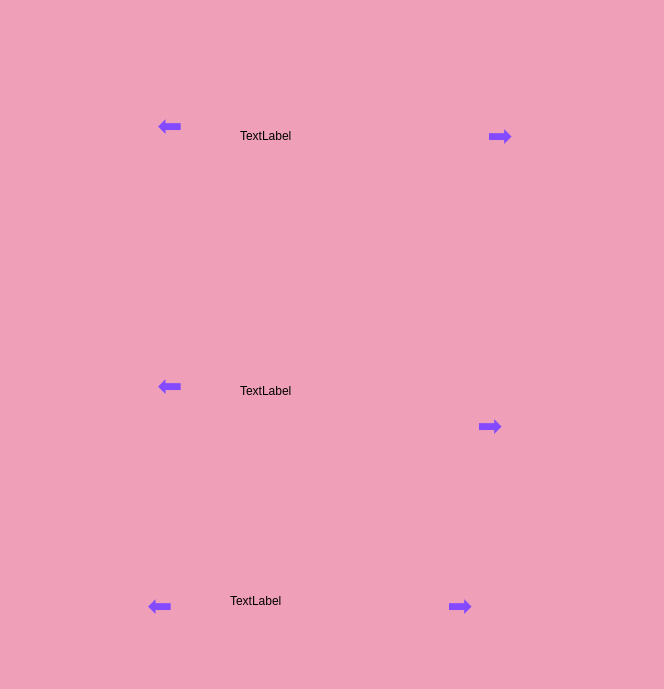
The window that outfits.ui (o1la/Outfit-Generator) describes before a commit, drawn with Qt 5.
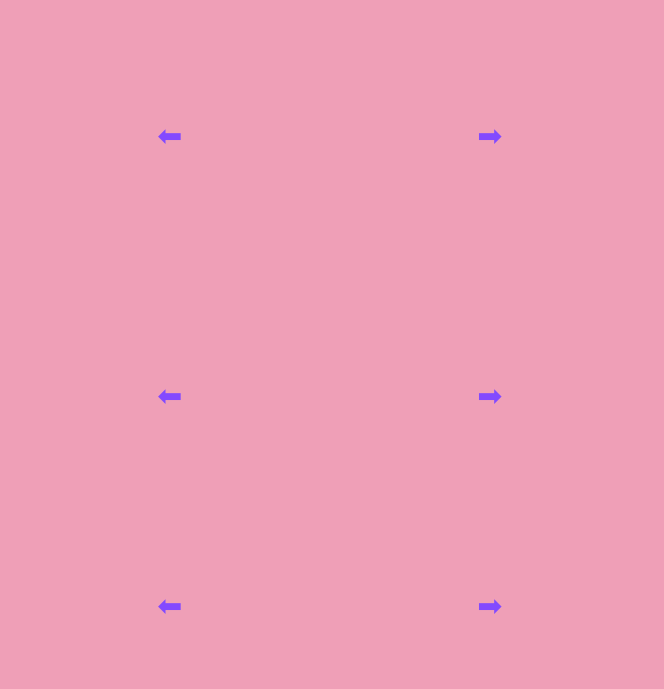
The same window after the commit.

Commit message: added outfit generation and changing clothes

What changed in the file:
```diff
--- a/outfits.ui
+++ b/outfits.ui
@@ -20,7 +20,7 @@
    <property name="geometry">
     <rect>
      <x>440</x>
-     <y>410</y>
+     <y>380</y>
      <width>100</width>
      <height>32</height>
     </rect>
@@ -39,7 +39,7 @@
    <property name="geometry">
     <rect>
      <x>120</x>
-     <y>370</y>
+     <y>380</y>
      <width>100</width>
      <height>32</height>
     </rect>
@@ -58,7 +58,7 @@
    <property name="geometry">
     <rect>
      <x>120</x>
-     <y>110</y>
+     <y>120</y>
      <width>100</width>
      <height>32</height>
     </rect>
@@ -76,7 +76,7 @@
   <widget class="QPushButton" name="rightTops">
    <property name="geometry">
     <rect>
-     <x>450</x>
+     <x>440</x>
      <y>120</y>
      <width>100</width>
      <height>32</height>
@@ -95,7 +95,7 @@
   <widget class="QPushButton" name="leftShoes">
    <property name="geometry">
     <rect>
-     <x>110</x>
+     <x>120</x>
      <y>590</y>
      <width>100</width>
      <height>32</height>
@@ -114,7 +114,7 @@
   <widget class="QPushButton" name="rightShoes">
    <property name="geometry">
     <rect>
-     <x>410</x>
+     <x>440</x>
      <y>590</y>
      <width>100</width>
      <height>32</height>
@@ -140,7 +140,7 @@
     </rect>
    </property>
    <property name="text">
-    <string>TextLabel</string>
+    <string/>
    </property>
   </widget>
   <widget class="QLabel" name="bottomsVIew">
@@ -153,7 +153,7 @@
     </rect>
    </property>
    <property name="text">
-    <string>TextLabel</string>
+    <string/>
    </property>
   </widget>
   <widget class="QLabel" name="shoesView">
@@ -166,7 +166,7 @@
     </rect>
    </property>
    <property name="text">
-    <string>TextLabel</string>
+    <string/>
    </property>
   </widget>
  </widget>
```
The commit also changes 4 other files.
